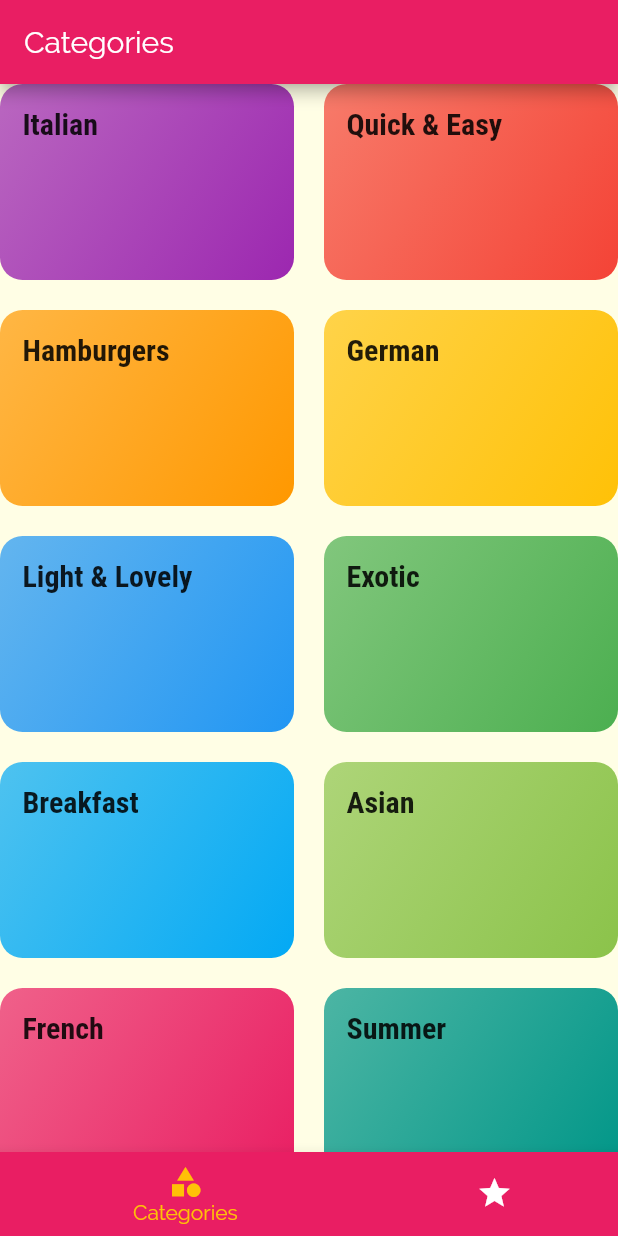
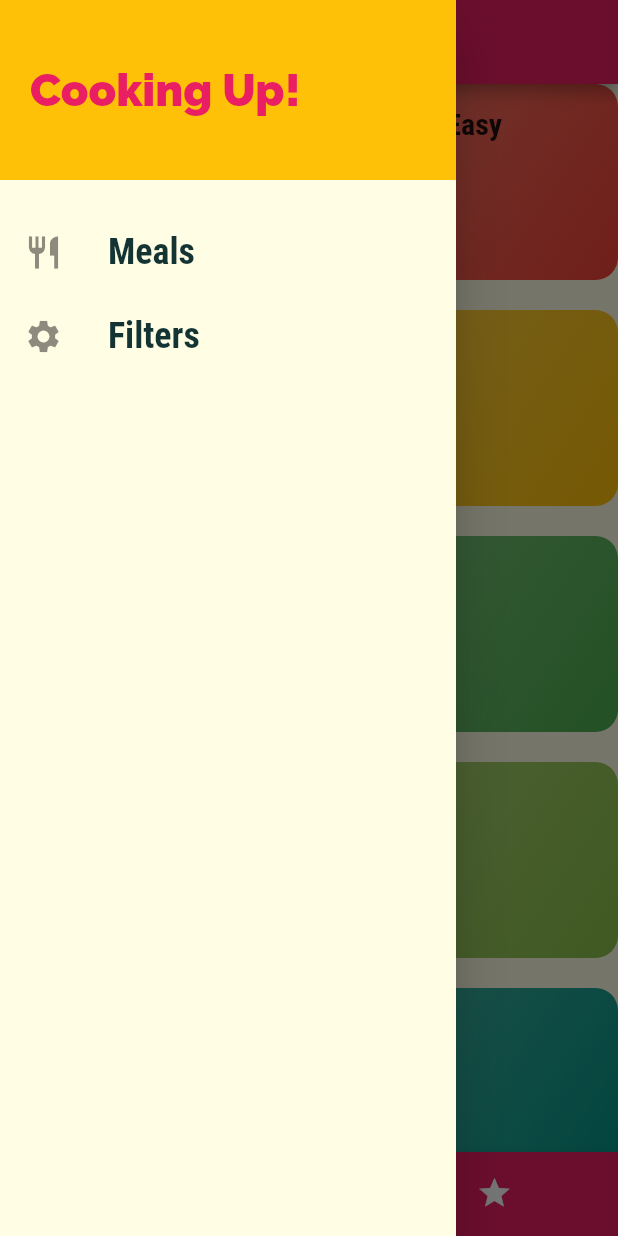
Before and after one commit to arifpurwandaru/meals_app, a Flutter app: the screen it shows after launch, with the side drawer open (before the commit the screen has no drawer), on a phone screen of 412 x 824 dp. Run offline on Flutter 3.47's test engine with Material 2 defaults, Android fonts, the phone set to English and light mode, and no system bars.

Commit message:
171. Adding a Custom Drawer

```diff
--- a/lib/screens/tabs_screen_bottom.dart
+++ b/lib/screens/tabs_screen_bottom.dart
@@ -1,6 +1,7 @@
 import 'package:flutter/material.dart';
 import './categories_screen.dart';
 import './favorites_screen.dart';
+import '../widgets/main_drawer.dart';
 
 class TabsScreenBottom extends StatefulWidget {
   @override
@@ -33,6 +34,7 @@ class _TabsScreenBottomState extends State<TabsScreenBottom> {
       appBar: AppBar(
         title: Text(_pages[_selectedPageIndex]['title']),
       ),
+      drawer: MainDrawer(),
       body: _pages[_selectedPageIndex]['pages'],
       bottomNavigationBar: BottomNavigationBar(
         onTap: _selectePage,
--- /dev/null
+++ b/lib/widgets/main_drawer.dart
@@ -0,0 +1,55 @@
+import 'package:flutter/material.dart';
+
+class MainDrawer extends StatelessWidget {
+  Widget buildListTile(String judul, IconData ikon) {
+    return ListTile(
+      leading: Icon(
+        ikon,
+        size: 26,
+      ),
+      title: Text(
+        judul,
+        style: TextStyle(
+            fontFamily: 'RobotoCondensed',
+            fontSize: 24,
+            fontWeight: FontWeight.bold),
+      ),
+      onTap: () {},
+    );
+  }
+
+  @override
+  Widget build(BuildContext context) {
+    return Drawer(
+      child: Column(
+        children: <Widget>[
+          Container(
+            height: 120,
+            width: double.infinity,
+            padding: EdgeInsets.all(20),
+            alignment: Alignment.centerLeft,
+            color: Theme.of(context).accentColor,
+            child: Text(
+              'Cooking Up!',
+              style: TextStyle(
+                  fontWeight: FontWeight.w900,
+                  fontSize: 30,
+                  color: Theme.of(context).primaryColor),
+            ),
+          ),
+          SizedBox(
+            height: 20,
+          ),
+          buildListTile(
+            'Meals',
+            Icons.restaurant,
+          ),
+          buildListTile(
+            'Filters',
+            Icons.settings,
+          ),
+        ],
+      ),
+    );
+  }
+}
```
